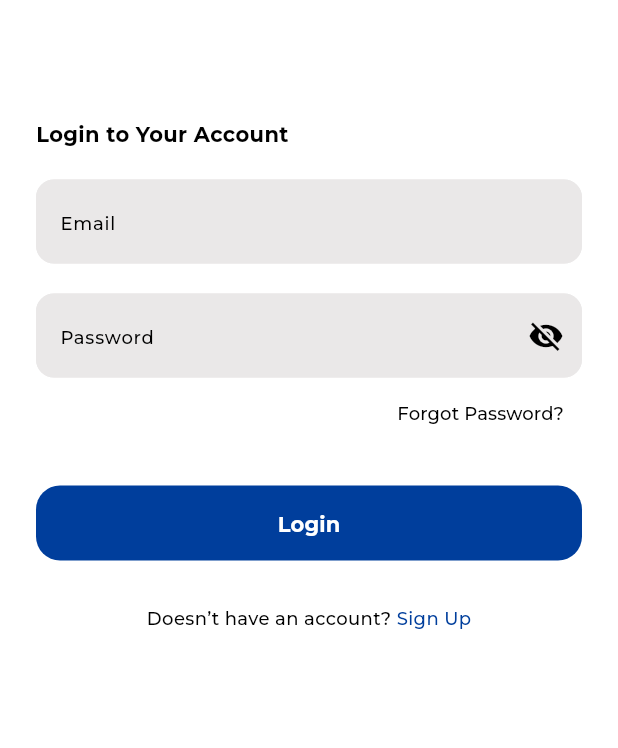
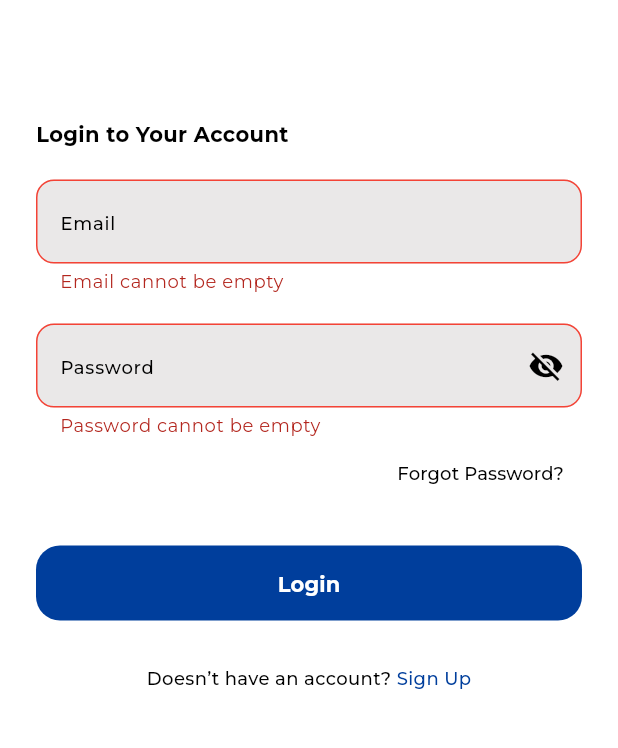
Before and after one commit to tasneem-gamal/Health_Assistant, a Flutter app: the screen it shows after launch, after a tap on "Skip", after a tap on "Started", after a tap on "Login", on a phone screen of 412 x 824 dp, the part 236-984 px from its top. Run offline on Flutter 3.47's test engine with Material 3 defaults, Android fonts, the phone set to English and light mode, and no system bars; our stand-ins replace get, responsive_framework.

Commit message:
add login validations

```diff
--- /dev/null
+++ b/lib/core/utils/app_regex.dart
@@ -0,0 +1,44 @@
+class AppRegex {
+  static bool isEmailValid(String email) {
+    return RegExp(r'^.+@[a-zA-Z]+\.{1}[a-zA-Z]+(\.{0,1}[a-zA-Z]+)$')
+        .hasMatch(email);
+  }
+
+  static bool isPasswordValid(String password) {
+    return RegExp(
+            r"^(?=.*[a-z])(?=.*[A-Z])(?=.*\d)(?=.*[@$!%*?&])[A-Za-z\d@$!%*?&]{8,}$")
+        .hasMatch(password);
+  }
+
+  static bool isPhoneNumberValid(String phoneNumber) {
+    return RegExp(r'^(010|011|012|015)[0-9]{8}$').hasMatch(phoneNumber);
+  }
+
+  static bool hasLowerCase(String password) {
+    return RegExp(r'^(?=.*[a-z])').hasMatch(password);
+  }
+
+  static bool hasUpperCase(String password) {
+    return RegExp(r'^(?=.*[A-Z])').hasMatch(password);
+  }
+
+  static bool hasNumber(String password) {
+    return RegExp(r'^(?=.*?[0-9])').hasMatch(password);
+  }
+
+  static bool hasSpecialCharacter(String password) {
+    return RegExp(r'^(?=.*?[#?!@$%^&*-])').hasMatch(password);
+  }
+
+  static bool hasMinLength(String password) {
+    return RegExp(r'^(?=.{8,})').hasMatch(password);
+  }
+
+  static bool isAgeValid(String age) {
+    return RegExp(r'^[1-9][0-9]?$').hasMatch(age);
+  }
+
+  static bool isPriceValid(String price) {
+    return RegExp(r'^\d+(\.\d{1,2})?$').hasMatch(price);
+  }
+}
--- a/lib/presentation/view/widgets/auth/login/login_form.dart
+++ b/lib/presentation/view/widgets/auth/login/login_form.dart
@@ -1,19 +1,30 @@
 import 'package:flutter/material.dart';
 import 'package:health_assistant/core/theming/styles.dart';
+import 'package:health_assistant/core/utils/app_regex.dart';
 import 'package:health_assistant/core/utils/spacing.dart';
 import 'package:health_assistant/core/widgets/custom_app_button.dart';
 import 'package:health_assistant/core/widgets/custom_text_form_field.dart';
 
-class LoginForm extends StatelessWidget {
+class LoginForm extends StatefulWidget {
   const LoginForm({
     super.key,
   });
 
   @override
+  State<LoginForm> createState() => _LoginFormState();
+}
+
+class _LoginFormState extends State<LoginForm> {
+
+  final GlobalKey<FormState> loginFormKey = GlobalKey();
+  AutovalidateMode autovalidateMode = AutovalidateMode.disabled;
+  bool isObsecureText = true;
+
+  @override
   Widget build(BuildContext context) {
     return Form(
-      key: GlobalKey(),
-      autovalidateMode: AutovalidateMode.disabled,
+      key: loginFormKey,
+      autovalidateMode: autovalidateMode,
       child: Column(
         crossAxisAlignment: CrossAxisAlignment.start,
         children: [
@@ -23,14 +34,21 @@ class LoginForm extends StatelessWidget {
           ),
           verticalSpace(context, 20),
           CustomTextFormField(
-            validator: (validator){},
+            validator: emailValidate,
             hintText: 'Email'
           ),
           verticalSpace(context, 20),
           CustomTextFormField(
-            validator: (validator){},
+            validator: passwordValidate,
             hintText: 'Password',
-            suffixIcon: const Icon(Icons.visibility_off),
+            suffixIcon: GestureDetector(
+            onTap: () {
+              setState(() {
+                isObsecureText = !isObsecureText;
+              });
+            },
+            child: Icon(isObsecureText ? Icons.visibility_off : Icons.visibility,)
+          ),
           ),
           Align(
             alignment: Alignment.centerRight,
@@ -44,11 +62,40 @@ class LoginForm extends StatelessWidget {
           verticalSpace(context, 24),
           CustomAppButton(
             btnText: 'Login',
-            onPressed: (){},
+            onPressed: (){
+              validateThenDologin(context);
+            },
           ),
           verticalSpace(context, 30),
         ],
       ),
     );
   }
+
+  emailValidate(value) {
+    if (value == null || value.isEmpty) {
+      return 'Email cannot be empty';
+    }
+    if (!AppRegex.isEmailValid(value)) {
+      return 'Enter a valid email address';
+    }
+  }
+
+  passwordValidate(value) {
+    if (value == null || value.isEmpty) {
+      return 'Password cannot be empty';
+    }
+    if (!AppRegex.hasLowerCase(value) &&
+        !AppRegex.hasMinLength(value) &&
+        !AppRegex.isPasswordValid(value) &&
+        !AppRegex.hasSpecialCharacter(value)) {
+      return "Enter a valid password: at least 8 characters,\nincluding one lowercase letter and one special char.";
+    }
+  }
+
+  void validateThenDologin(BuildContext context){
+    if(loginFormKey.currentState!.validate()){
+
+    }
+  }
 }
--- a/lib/presentation/view/widgets/auth/sign_up/sign_up_form.dart
+++ b/lib/presentation/view/widgets/auth/sign_up/sign_up_form.dart
@@ -17,7 +17,9 @@ class SignUpForm extends StatelessWidget {
 
   @override
   Widget build(BuildContext context) {
-    return Column(
+    return Form(
+      key: GlobalKey(),
+      child: Column(
         children: [
           Text(
             'Create Your Account',
@@ -54,6 +56,7 @@ class SignUpForm extends StatelessWidget {
             onPressed: (){},
           ),
         ],
+      ),
     );
   }
 }
```
Lines whose indentation alone changed are shown as unchanged.
